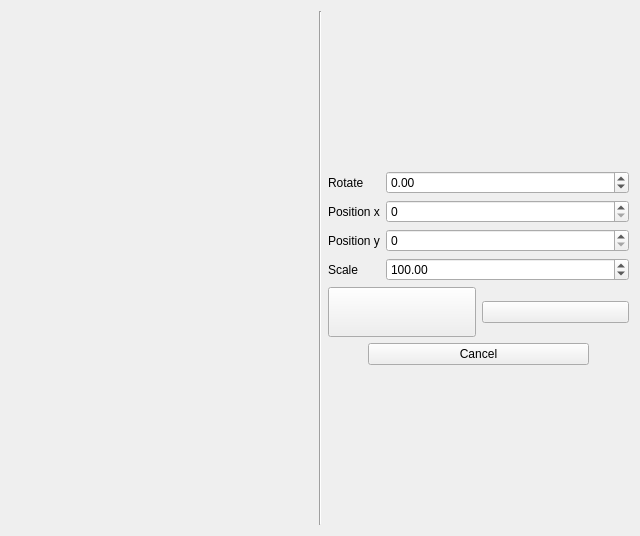
Qt form trunk/Projet/trunk/EdgeDetection/graphic.ui (BackupTheBerlios/qtfin-svn) before a commit.
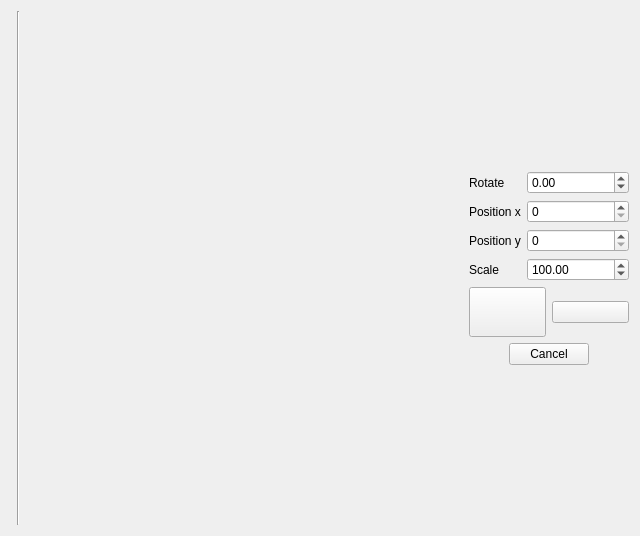
The same form after that commit. Icons and pictures are not drawn.

```diff
--- a/trunk/Projet/trunk/EdgeDetection/graphic.ui
+++ b/trunk/Projet/trunk/EdgeDetection/graphic.ui
@@ -24,6 +24,19 @@
      </property>
     </widget>
    </item>
+   <item>
+    <spacer name="horizontalSpacer_3">
+     <property name="orientation">
+      <enum>Qt::Horizontal</enum>
+     </property>
+     <property name="sizeHint" stdset="0">
+      <size>
+       <width>40</width>
+       <height>20</height>
+      </size>
+     </property>
+    </spacer>
+   </item>
    <item>
     <layout class="QVBoxLayout" name="verticalLayout">
      <item>
@@ -148,6 +161,9 @@
            <height>50</height>
           </size>
          </property>
+         <property name="autoDefault">
+          <bool>false</bool>
+         </property>
         </widget>
        </item>
        <item>
```
Left out of the diff: 10 changed lines with no effect on the pictures.
